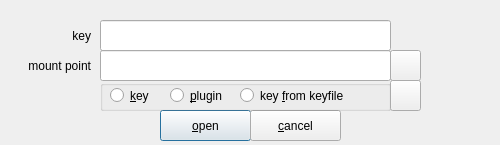
Before: the Qt Designer form zuluMount-gui/keydialog.ui in mhogomchungu/zuluCrypt, drawn with Qt 5.
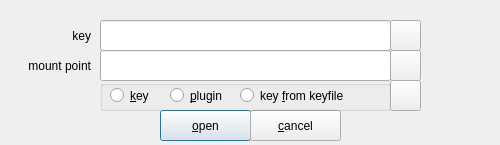
After: the same form once the commit is applied.

```diff
--- a/zuluMount-gui/keydialog.ui
+++ b/zuluMount-gui/keydialog.ui
@@ -169,6 +169,19 @@
     </rect>
    </property>
   </widget>
+  <widget class="QPushButton" name="pbkeyFile">
+   <property name="geometry">
+    <rect>
+     <x>390</x>
+     <y>20</y>
+     <width>31</width>
+     <height>31</height>
+    </rect>
+   </property>
+   <property name="text">
+    <string/>
+   </property>
+  </widget>
  </widget>
  <tabstops>
   <tabstop>lineEditKey</tabstop>
```
Left out of the diff: 4 changed lines with no effect on the pictures.
